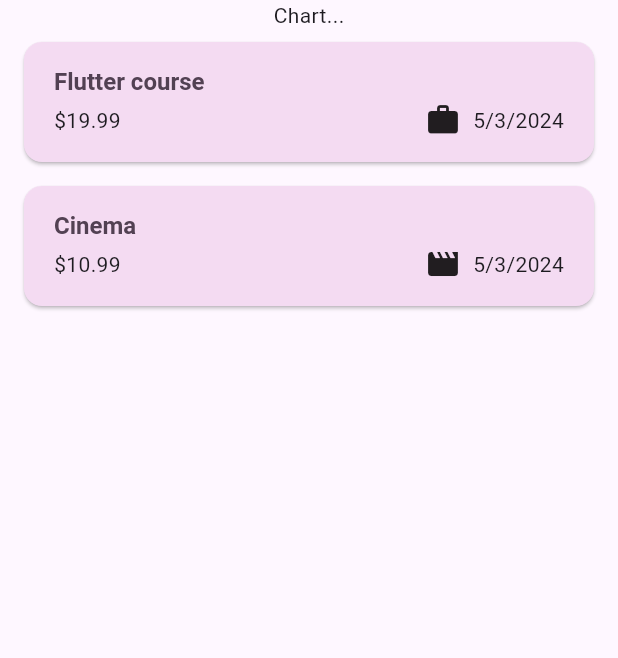
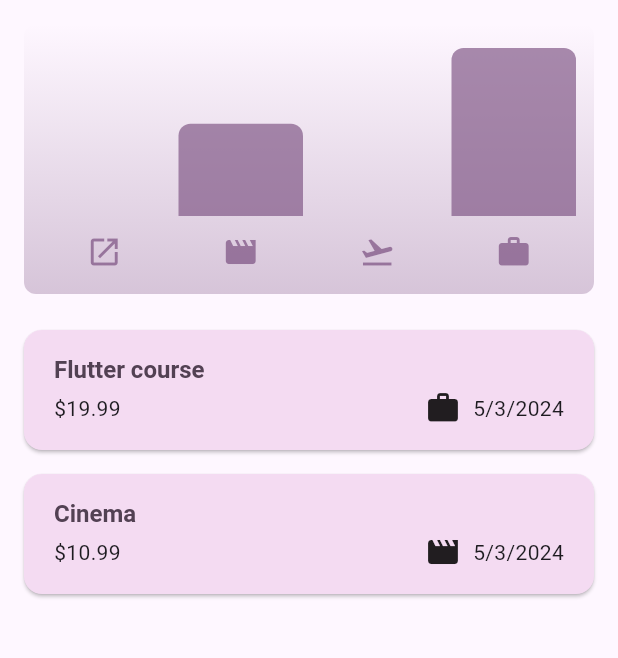
Before and after one commit to shacos/flutter_expense_tracker, a Flutter app: the screen it shows after launch, on a phone screen of 412 x 824 dp, the part 84-742 px from its top. Run offline on Flutter 3.47's test engine with Material 3 defaults, Android fonts, the phone set to English and light mode, and no system bars.

Commit message:
finishing lecture 135

```diff
--- a/lib/main.dart
+++ b/lib/main.dart
@@ -1,4 +1,5 @@
 import 'package:flutter/material.dart';
+import 'package:flutter/services.dart';
 
 import 'package:expense_tracker/widgets/expenses.dart';
 
@@ -6,9 +7,33 @@ var kColorScheme = ColorScheme.fromSeed(
   seedColor: const Color.fromARGB(255, 96, 59, 101),
 );
 
+var kDarkColorScheme = ColorScheme.fromSeed(
+  seedColor: const Color.fromARGB(255, 5, 99, 125),
+  brightness: Brightness.dark,
+);
+
 void main() {
+  WidgetsFlutterBinding.ensureInitialized();
+  SystemChrome.setPreferredOrientations([DeviceOrientation.portraitUp]).then(
+    (fn) {
       runApp(
         MaterialApp(
+          darkTheme: ThemeData.dark().copyWith(
+            colorScheme: kDarkColorScheme,
+            cardTheme: const CardTheme().copyWith(
+              color: kDarkColorScheme.secondaryContainer,
+              margin: const EdgeInsets.symmetric(
+                horizontal: 16,
+                vertical: 8,
+              ),
+            ),
+            elevatedButtonTheme: ElevatedButtonThemeData(
+              style: ElevatedButton.styleFrom(
+                backgroundColor: kDarkColorScheme.primaryContainer,
+                foregroundColor: kDarkColorScheme.onPrimaryContainer,
+              ),
+            ),
+          ),
           theme: ThemeData().copyWith(
             colorScheme: kColorScheme,
             appBarTheme: const AppBarTheme().copyWith(
@@ -38,4 +63,6 @@ void main() {
           home: const Expenses(),
         ),
       );
+    },
+  );
 }
--- a/lib/models/expense.dart
+++ b/lib/models/expense.dart
@@ -32,3 +32,30 @@ class Expense {
     return formatter.format(date);
   }
 }
+
+class ExpenseBucket {
+  const ExpenseBucket({
+    required this.category,
+    required this.expenses,
+  });
+
+  ExpenseBucket.forCategory(
+    List<Expense> allExpenses,
+    this.category,
+  ) : expenses = allExpenses
+            .where((expense) => expense.category == category)
+            .toList();
+
+  final Category category;
+  final List<Expense> expenses;
+
+  double get totalExpenses {
+    double sum = 0;
+
+    for (final expense in expenses) {
+      sum += expense.amount;
+    }
+
+    return sum;
+  }
+}
--- /dev/null
+++ b/lib/widgets/chart/chart.dart
@@ -0,0 +1,96 @@
+import 'package:flutter/material.dart';
+
+import 'package:expense_tracker/widgets/chart/chart_bar.dart';
+import 'package:expense_tracker/models/expense.dart';
+
+class Chart extends StatelessWidget {
+  const Chart({super.key, required this.expenses});
+
+  final List<Expense> expenses;
+
+  List<ExpenseBucket> get buckets {
+    return [
+      ExpenseBucket.forCategory(expenses, Category.food),
+      ExpenseBucket.forCategory(expenses, Category.leisure),
+      ExpenseBucket.forCategory(expenses, Category.travel),
+      ExpenseBucket.forCategory(expenses, Category.work),
+    ];
+  }
+
+  double get maxTotalExpense {
+    double maxTotalExpense = 0;
+
+    for (final bucket in buckets) {
+      if (bucket.totalExpenses > maxTotalExpense) {
+        maxTotalExpense = bucket.totalExpenses;
+      }
+    }
+
+    return maxTotalExpense;
+  }
+
+  @override
+  Widget build(BuildContext context) {
+    final isDarkMode =
+        MediaQuery.of(context).platformBrightness == Brightness.dark;
+
+    return Container(
+      margin: const EdgeInsets.all(16),
+      padding: const EdgeInsets.symmetric(
+        vertical: 16,
+        horizontal: 8,
+      ),
+      width: double.infinity,
+      height: 180,
+      decoration: BoxDecoration(
+        borderRadius: BorderRadius.circular(8),
+        gradient: LinearGradient(
+          colors: [
+            Theme.of(context).colorScheme.primary.withOpacity(0.3),
+            Theme.of(context).colorScheme.primary.withOpacity(0.0)
+          ],
+          begin: Alignment.bottomCenter,
+          end: Alignment.topCenter,
+        ),
+      ),
+      child: Column(
+        children: [
+          Expanded(
+            child: Row(
+              crossAxisAlignment: CrossAxisAlignment.end,
+              children: [
+                for (final bucket in buckets) // alternative to map()
+                  ChartBar(
+                    fill: bucket.totalExpenses == 0
+                        ? 0
+                        : bucket.totalExpenses / maxTotalExpense,
+                  )
+              ],
+            ),
+          ),
+          const SizedBox(height: 12),
+          Row(
+            children: buckets
+                .map(
+                  (bucket) => Expanded(
+                    child: Padding(
+                      padding: const EdgeInsets.symmetric(horizontal: 4),
+                      child: Icon(
+                        categoryIcons[bucket.category],
+                        color: isDarkMode
+                            ? Theme.of(context).colorScheme.secondary
+                            : Theme.of(context)
+                                .colorScheme
+                                .primary
+                                .withOpacity(0.7),
+                      ),
+                    ),
+                  ),
+                )
+                .toList(),
+          )
+        ],
+      ),
+    );
+  }
+}
--- /dev/null
+++ b/lib/widgets/chart/chart_bar.dart
@@ -0,0 +1,35 @@
+import 'package:flutter/material.dart';
+
+class ChartBar extends StatelessWidget {
+  const ChartBar({
+    super.key,
+    required this.fill,
+  });
+
+  final double fill;
+
+  @override
+  Widget build(BuildContext context) {
+    final isDarkMode =
+        MediaQuery.of(context).platformBrightness == Brightness.dark;
+
+    return Expanded(
+      child: Padding(
+        padding: const EdgeInsets.symmetric(horizontal: 4),
+        child: FractionallySizedBox(
+          heightFactor: fill,
+          child: DecoratedBox(
+            decoration: BoxDecoration(
+              shape: BoxShape.rectangle,
+              borderRadius:
+                  const BorderRadius.vertical(top: Radius.circular(8)),
+              color: isDarkMode
+                  ? Theme.of(context).colorScheme.secondary
+                  : Theme.of(context).colorScheme.primary.withOpacity(0.65),
+            ),
+          ),
+        ),
+      ),
+    );
+  }
+}
--- a/lib/widgets/expenses.dart
+++ b/lib/widgets/expenses.dart
@@ -3,6 +3,7 @@ import 'package:flutter/material.dart';
 import 'package:expense_tracker/models/expense.dart';
 import 'package:expense_tracker/widgets/expenses_list/expenses_list.dart';
 import 'package:expense_tracker/new_expense.dart';
+import 'package:expense_tracker/widgets/chart/chart.dart';
 
 class Expenses extends StatefulWidget {
   const Expenses({super.key});
@@ -102,7 +103,9 @@ class _ExpensesState extends State<Expenses> {
       ),
       body: Column(
         children: [
-          const Text('Chart...'),
+          Chart(
+            expenses: _registeredExpenses,
+          ),
           mainContent,
         ],
       ),
--- a/lib/widgets/expenses_list/expenses_list.dart
+++ b/lib/widgets/expenses_list/expenses_list.dart
@@ -20,6 +20,12 @@ class ExpensesList extends StatelessWidget {
         itemCount: expenses.length,
         itemBuilder: (context, index) => Dismissible(
           key: ValueKey(expenses[index]),
+          background: Container(
+            color: Theme.of(context).colorScheme.error.withOpacity(0.75),
+            margin: EdgeInsets.symmetric(
+              horizontal: Theme.of(context).cardTheme.margin!.horizontal,
+            ),
+          ),
           onDismissed: (dismiss) {
             onRemoveExpense(expenses[index]);
           },
```
Lines whose indentation alone changed are shown as unchanged.
